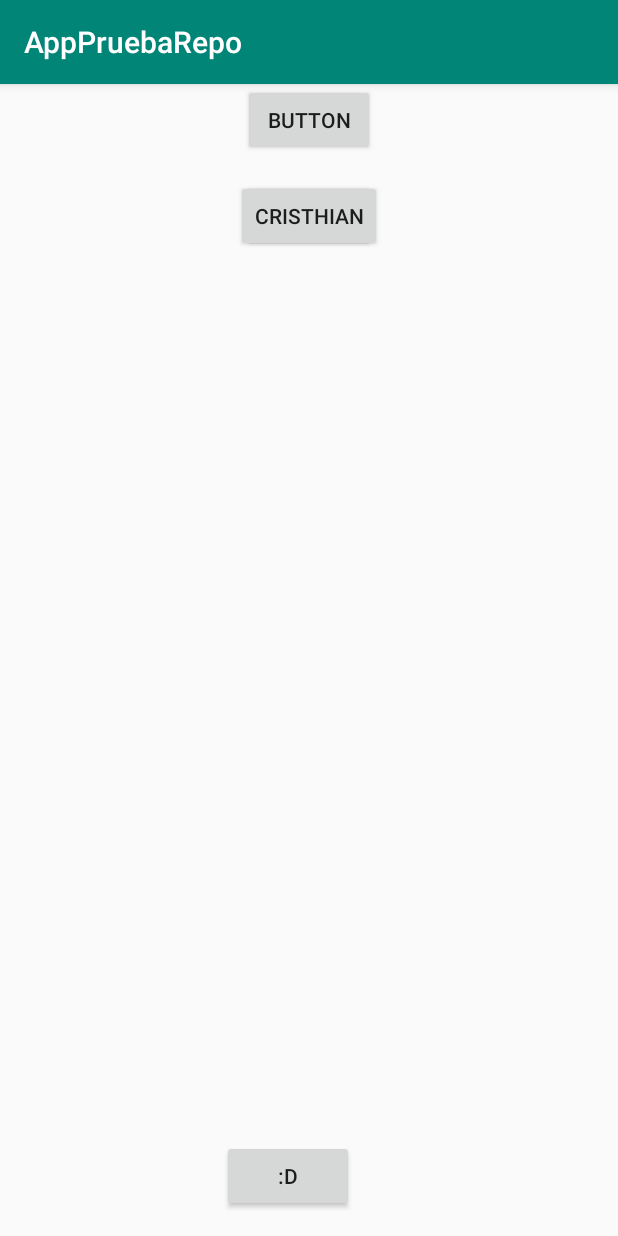
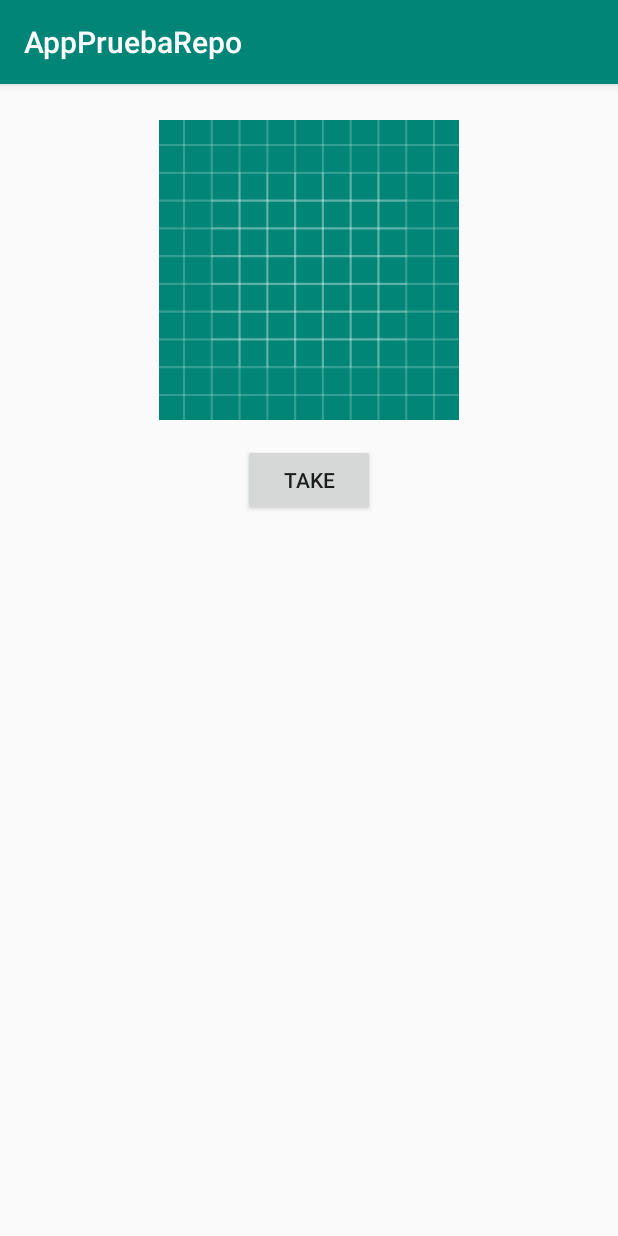
Before and after one commit to DavidArgote/PruebaRepo, an Android app: the screen it shows after launch (MainActivity before the commit, TekePhotoDavidActivity after it), after a tap on "BUTTON", on a phone screen of 412 x 824 dp. Run offline under Robolectric (Android 15) with nearby library versions, the phone set to English and light mode, and no system bars; libraries missing offline, so code that uses them is left out: com.frosquivel.magicalcamera; 2 statements that could not run were skipped.

Commit message:
implementación tomar foto by: David

```diff
--- a/app/build.gradle
+++ b/app/build.gradle
@@ -23,6 +23,9 @@ dependencies {
     implementation fileTree(dir: 'libs', include: ['*.jar'])
     implementation 'androidx.appcompat:appcompat:1.1.0'
     implementation 'androidx.constraintlayout:constraintlayout:1.1.3'
+
+    implementation 'com.frosquivel:magicalcamera:6.0.0'
+
     testImplementation 'junit:junit:4.12'
     androidTestImplementation 'androidx.test.ext:junit:1.1.1'
     androidTestImplementation 'androidx.test.espresso:espresso-core:3.2.0'
--- a/app/src/main/AndroidManifest.xml
+++ b/app/src/main/AndroidManifest.xml
@@ -9,6 +9,7 @@
         android:roundIcon="@mipmap/ic_launcher_round"
         android:supportsRtl="true"
         android:theme="@style/AppTheme">
+        <activity android:name=".controller.TekePhotoDavidActivity"></activity>
         <activity android:name=".controller.MainActivity">
             <intent-filter>
                 <action android:name="android.intent.action.MAIN" />
@@ -18,4 +19,8 @@
         </activity>
     </application>
 
+    <uses-permission android:name="android.permission.CAMERA"/>
+    <uses-permission android:name="android.permission.READ_EXTERNAL_STORAGE"/>
+    <uses-permission android:name="android.permission.WRITE_EXTERNAL_STORAGE"/>
+
 </manifest>
--- a/app/src/main/java/com/davidargote/apppruebarepo/controller/MainActivity.java
+++ b/app/src/main/java/com/davidargote/apppruebarepo/controller/MainActivity.java
@@ -2,6 +2,7 @@ package com.davidargote.apppruebarepo.controller;
 
 import androidx.appcompat.app.AppCompatActivity;
 
+import android.content.Intent;
 import android.os.Bundle;
 import android.view.View;
 import android.widget.Button;
@@ -13,8 +14,8 @@ public class MainActivity extends AppCompatActivity implements View.OnClickListe
 
     private Button btnDavid;
     private Button btnCristhian;
+    private Button btnSantiago;
 
-    private Button btnSantiago;
 
     @Override
     protected void onCreate(Bundle savedInstanceState) {
@@ -29,6 +30,7 @@ public class MainActivity extends AppCompatActivity implements View.OnClickListe
 
         btnDavid = findViewById(R.id.btnDavid);
         btnDavid.setOnClickListener(this);
+
         btnCristhian = findViewById(R.id.btnCristhian);
         btnCristhian.setOnClickListener(this);
 
@@ -44,11 +46,12 @@ public class MainActivity extends AppCompatActivity implements View.OnClickListe
         switch (v.getId()){
 
             case R.id.btnDavid:
-                Toast.makeText(this, "Boton David", Toast.LENGTH_SHORT).show();
+                startActivity(new Intent(MainActivity.this, TekePhotoDavidActivity.class));
                 break;
             case R.id.btnCristhian:
                 Toast.makeText(this, "Boton Cristhian", Toast.LENGTH_SHORT).show();
                 break;
+
             case R.id.btnSantiago:
                 Toast.makeText(this,"Boton Santiago",Toast.LENGTH_SHORT).show();
                 break;
--- /dev/null
+++ b/app/src/main/java/com/davidargote/apppruebarepo/controller/TekePhotoDavidActivity.java
@@ -0,0 +1,62 @@
+package com.davidargote.apppruebarepo.controller;
+
+import androidx.annotation.Nullable;
+import androidx.appcompat.app.AppCompatActivity;
+
+import android.Manifest;
+import android.content.Intent;
+import android.graphics.Bitmap;
+import android.os.Bundle;
+import android.view.View;
+import android.widget.Button;
+import android.widget.ImageView;
+
+import com.davidargote.apppruebarepo.R;
+import com.frosquivel.magicalcamera.MagicalCamera;
+import com.frosquivel.magicalcamera.MagicalPermissions;
+
+public class TekePhotoDavidActivity extends AppCompatActivity {
+
+
+    private Button btnTake;
+    private ImageView ivPhoto;
+
+    public static String[] MY_PERMISSON = {Manifest.permission.CAMERA, Manifest.permission.WRITE_EXTERNAL_STORAGE,
+            Manifest.permission.WRITE_EXTERNAL_STORAGE};
+
+    private MagicalCamera magicalCamera;
+
+    @Override
+    protected void onCreate(Bundle savedInstanceState) {
+        super.onCreate(savedInstanceState);
+        setContentView(R.layout.activity_teke_photo_david);
+
+        initViews();
+
+        MagicalPermissions permissions = new MagicalPermissions(this, MY_PERMISSON);
+        magicalCamera = new MagicalCamera(this, 80, permissions);
+
+    }
+
+    private void initViews() {
+        btnTake = findViewById(R.id.btnTakePhoto1);
+        ivPhoto = findViewById(R.id.ivPhoto1);
+
+        btnTake.setOnClickListener(new View.OnClickListener() {
+            @Override
+            public void onClick(View v) {
+                magicalCamera.takePhoto();
+            }
+        });
+    }
+
+    @Override
+    protected void onActivityResult(int requestCode, int resultCode, @Nullable Intent data) {
+        super.onActivityResult(requestCode, resultCode, data);
+
+
+        magicalCamera.resultPhoto(requestCode, resultCode, data, MagicalCamera.ORIENTATION_ROTATE_90);
+        ivPhoto.setImageBitmap(magicalCamera.getPhoto());
+
+    }
+}
--- a/app/src/main/res/layout/activity_main.xml
+++ b/app/src/main/res/layout/activity_main.xml
@@ -8,15 +8,14 @@
 
     <Button
         android:id="@+id/btnSergio"
-        android:layout_width="wrap_content"
-        android:layout_height="wrap_content"
-        android:layout_marginEnd="176dp"
-        android:layout_marginBottom="16dp"
+        android:layout_width="88dp"
+        android:layout_height="48dp"
+        android:layout_marginTop="16dp"
         android:text=":D"
-        app:layout_constraintBottom_toBottomOf="parent"
         app:layout_constraintEnd_toEndOf="parent"
-        app:layout_constraintHorizontal_bias="1.0"
-        app:layout_constraintStart_toStartOf="parent" />
+        app:layout_constraintHorizontal_bias="0.489"
+        app:layout_constraintStart_toStartOf="parent"
+        app:layout_constraintTop_toBottomOf="@+id/btnSantiago" />
 
     <Button
         android:id="@+id/btnDavid"
@@ -29,23 +28,23 @@
 
     <Button
         android:id="@+id/btnSantiago"
-        android:layout_width="wrap_content"
+        android:layout_width="88dp"
         android:layout_height="wrap_content"
-        android:layout_marginTop="16dp"
+        android:layout_marginTop="20dp"
         android:text="Button"
         app:layout_constraintEnd_toEndOf="parent"
+        app:layout_constraintHorizontal_bias="0.501"
         app:layout_constraintStart_toStartOf="parent"
-        app:layout_constraintTop_toBottomOf="@+id/btnDavid" />
+        app:layout_constraintTop_toBottomOf="@+id/btnCristhian" />
 
     <Button
         android:id="@+id/btnCristhian"
         android:layout_width="wrap_content"
         android:layout_height="wrap_content"
-        android:layout_marginStart="150dp"
         android:layout_marginTop="16dp"
-        android:layout_marginEnd="150dp"
         android:text="Cristhian"
         app:layout_constraintEnd_toEndOf="parent"
         app:layout_constraintStart_toStartOf="parent"
         app:layout_constraintTop_toBottomOf="@+id/btnDavid" />
+
 </androidx.constraintlayout.widget.ConstraintLayout>
--- /dev/null
+++ b/app/src/main/res/layout/activity_teke_photo_david.xml
@@ -0,0 +1,28 @@
+<?xml version="1.0" encoding="utf-8"?>
+<androidx.constraintlayout.widget.ConstraintLayout xmlns:android="http://schemas.android.com/apk/res/android"
+    xmlns:app="http://schemas.android.com/apk/res-auto"
+    xmlns:tools="http://schemas.android.com/tools"
+    android:layout_width="match_parent"
+    android:layout_height="match_parent"
+    tools:context=".controller.TekePhotoDavidActivity">
+
+    <ImageView
+        android:id="@+id/ivPhoto1"
+        android:layout_width="200dp"
+        android:layout_height="200dp"
+        android:layout_marginTop="24dp"
+        app:layout_constraintEnd_toEndOf="parent"
+        app:layout_constraintStart_toStartOf="parent"
+        app:layout_constraintTop_toTopOf="parent"
+        app:srcCompat="@drawable/ic_launcher_background" />
+
+    <Button
+        android:id="@+id/btnTakePhoto1"
+        android:layout_width="wrap_content"
+        android:layout_height="wrap_content"
+        android:layout_marginTop="16dp"
+        android:text="@string/take"
+        app:layout_constraintEnd_toEndOf="parent"
+        app:layout_constraintStart_toStartOf="parent"
+        app:layout_constraintTop_toBottomOf="@+id/ivPhoto1" />
+</androidx.constraintlayout.widget.ConstraintLayout>
--- a/app/src/main/res/values/strings.xml
+++ b/app/src/main/res/values/strings.xml
@@ -1,3 +1,4 @@
 <resources>
     <string name="app_name">AppPruebaRepo</string>
+    <string name="take">Take</string>
 </resources>
```
